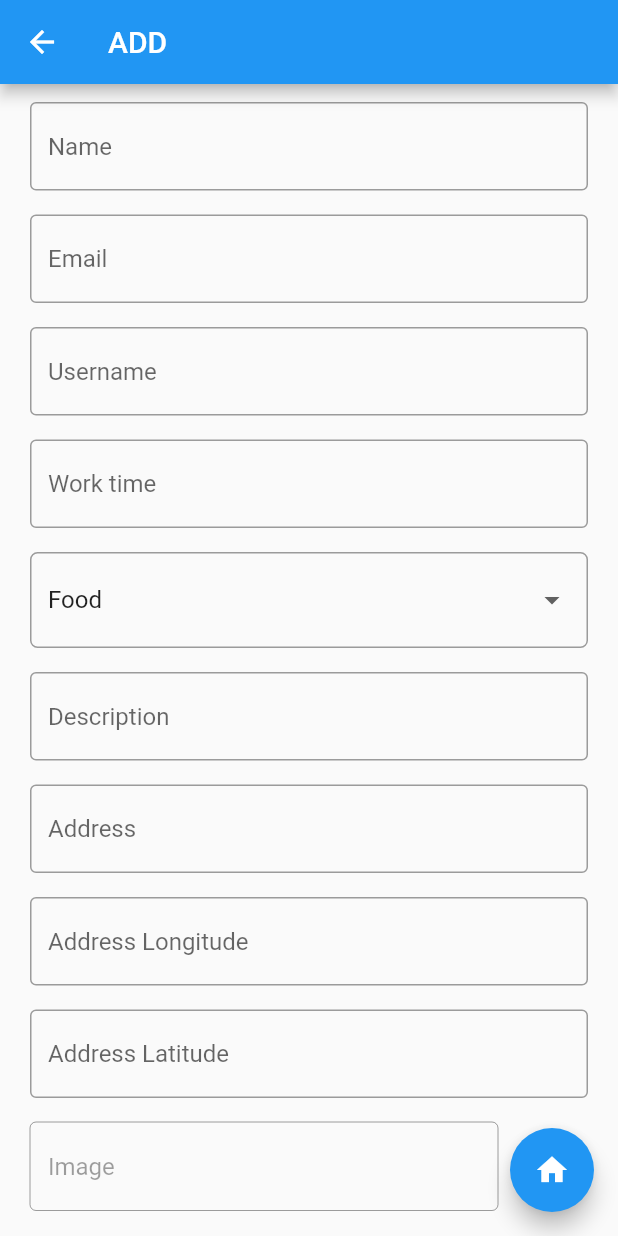
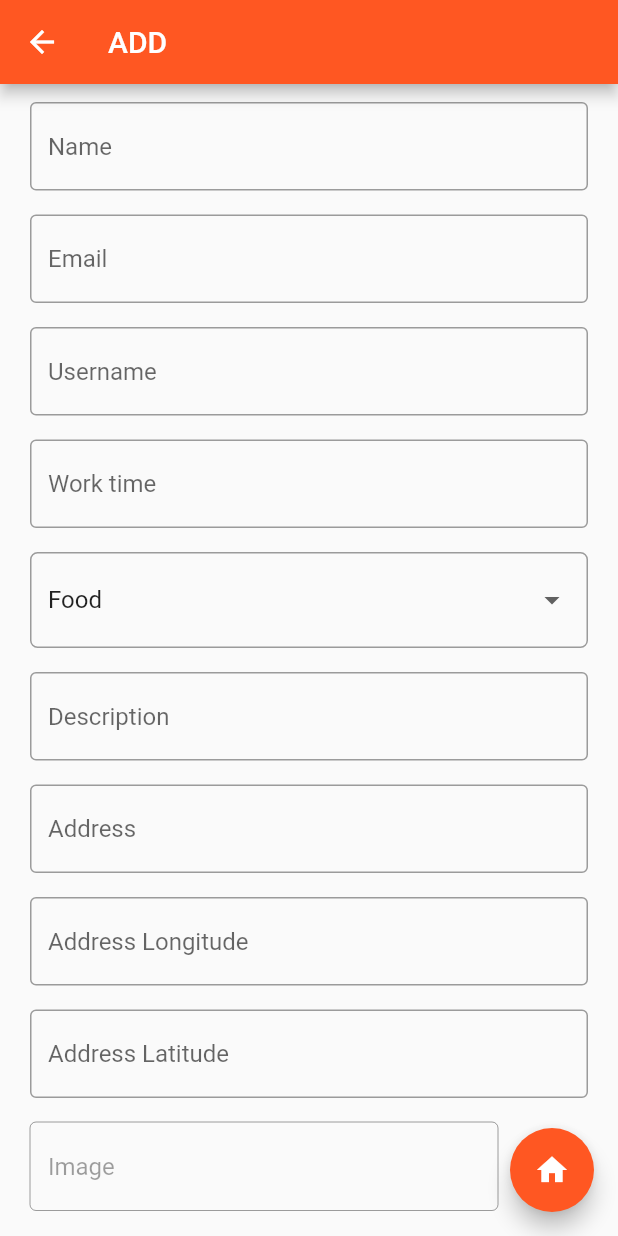
Before and after one commit to dinhlockt02/food-shopping-app-eatery-manager, a Flutter app: the AddPage screen opened by its route, on a phone screen of 412 x 824 dp. Run offline on Flutter 3.47's test engine with Material 2 defaults, Android fonts, the phone set to English and light mode, and no system bars; our stand-ins replace cloud_firestore, firebase_core, firebase_storage, get; missing offline and left inert: image_picker_web; accounts and stored records are empty; statements that could not run were skipped.

Commit message:
Complete web

```diff
--- a/lib/app/modules/add/page.dart
+++ b/lib/app/modules/add/page.dart
@@ -1,4 +1,5 @@
 import 'package:flutter/material.dart';
+import 'package:food_shopping_app/app/modules/add/controller.dart';
 import 'package:food_shopping_app/app/modules/add/widgets/eatery_form.dart';
 import 'package:food_shopping_app/routes/routes.dart';
 import 'package:get/get.dart';
@@ -8,13 +9,32 @@ class AddPage extends StatelessWidget {
 
   @override
   Widget build(BuildContext context) {
+    final addController = Get.find<AddController>();
     return Scaffold(
-        appBar: AppBar(title: const Text("ADD")),
-        floatingActionButton: FloatingActionButton(
-          child: const Icon(Icons.home),
-          onPressed: () {
-            Get.offNamed(AppRoutes.HOME);
-          },
+        appBar: AppBar(
+            title: addController.eatery == null
+                ? const Text("ADD")
+                : const Text('EDIT')),
+        floatingActionButton: Column(
+          mainAxisSize: MainAxisSize.min,
+          children: <Widget>[
+            if (addController.eatery != null)
+              FloatingActionButton(
+                child: const Icon(Icons.password),
+                onPressed: () {
+                  addController.issuePassword();
+                },
+              ),
+            const SizedBox(
+              height: 8,
+            ),
+            FloatingActionButton(
+              child: const Icon(Icons.home),
+              onPressed: () {
+                Get.offNamed(AppRoutes.HOME);
+              },
+            )
+          ],
         ),
         body: SingleChildScrollView(
           child: Container(
--- a/lib/app/modules/add/widgets/eatery_form.dart
+++ b/lib/app/modules/add/widgets/eatery_form.dart
@@ -188,6 +188,9 @@ class EateryForm extends StatelessWidget {
             ),
             if (addController.mediaInfo.value != null)
               Image.memory(addController.mediaInfo.value!.data!),
+            if (addController.mediaInfo.value == null &&
+                addController.eatery?.photoUrl != null)
+              Image.network(addController.eatery!.photoUrl),
             const SizedBox(
               height: 16,
             ),
--- a/lib/app/modules/home/widgets/eatery_item.dart
+++ b/lib/app/modules/home/widgets/eatery_item.dart
@@ -1,6 +1,7 @@
 import 'package:flutter/material.dart';
 import 'package:food_shopping_app/app/model/eatery.dart';
 import 'package:food_shopping_app/app/modules/home/controller.dart';
+import 'package:food_shopping_app/routes/routes.dart';
 import 'package:get/get.dart';
 
 class EateryItem extends StatelessWidget {
@@ -19,6 +20,7 @@ class EateryItem extends StatelessWidget {
         maxLines: 1,
         overflow: TextOverflow.ellipsis,
       ),
+      onTap: () => Get.offNamed(AppRoutes.ADD, arguments: eatery),
       trailing: Row(
         mainAxisSize: MainAxisSize.min,
         children: <Widget>[
--- a/lib/main.dart
+++ b/lib/main.dart
@@ -21,7 +21,7 @@ class MyApp extends StatelessWidget {
     return GetMaterialApp(
       title: 'Food Shopping App - Eatery Manager',
       theme: ThemeData(
-        primarySwatch: Colors.blue,
+        primarySwatch: Colors.deepOrange,
       ),
       initialRoute: AppRoutes.HOME,
       getPages: AppPages.pages,
```
Also changed, not shown: lib/app/modules/add/controller.dart (+93 -1 lines).
